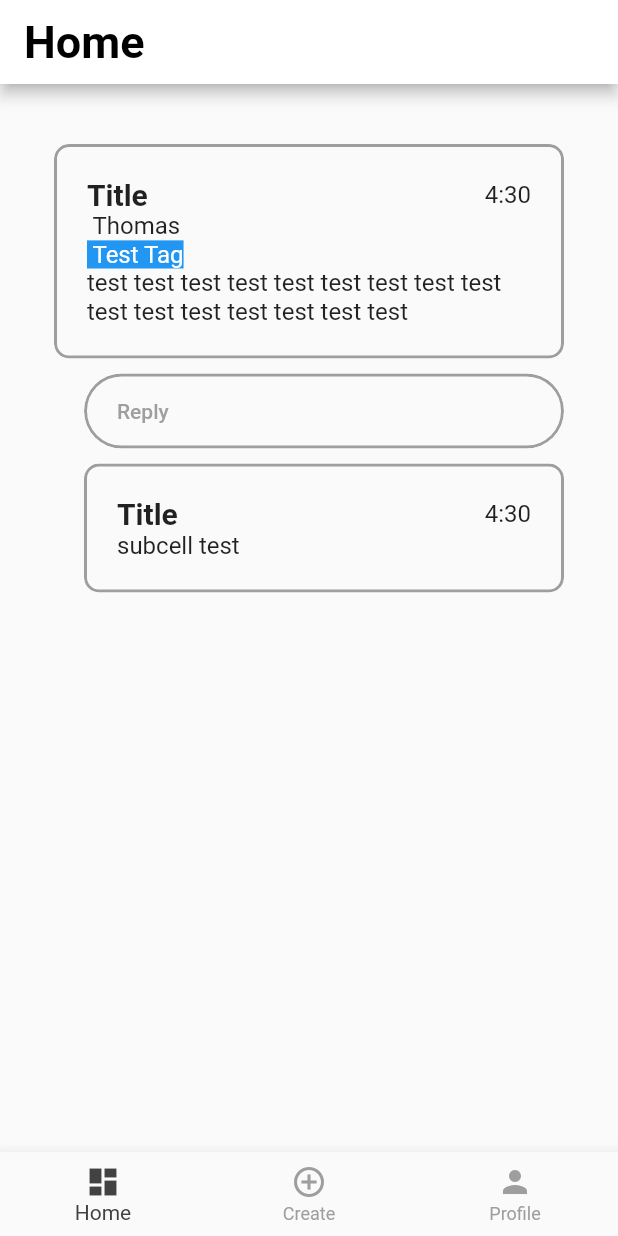
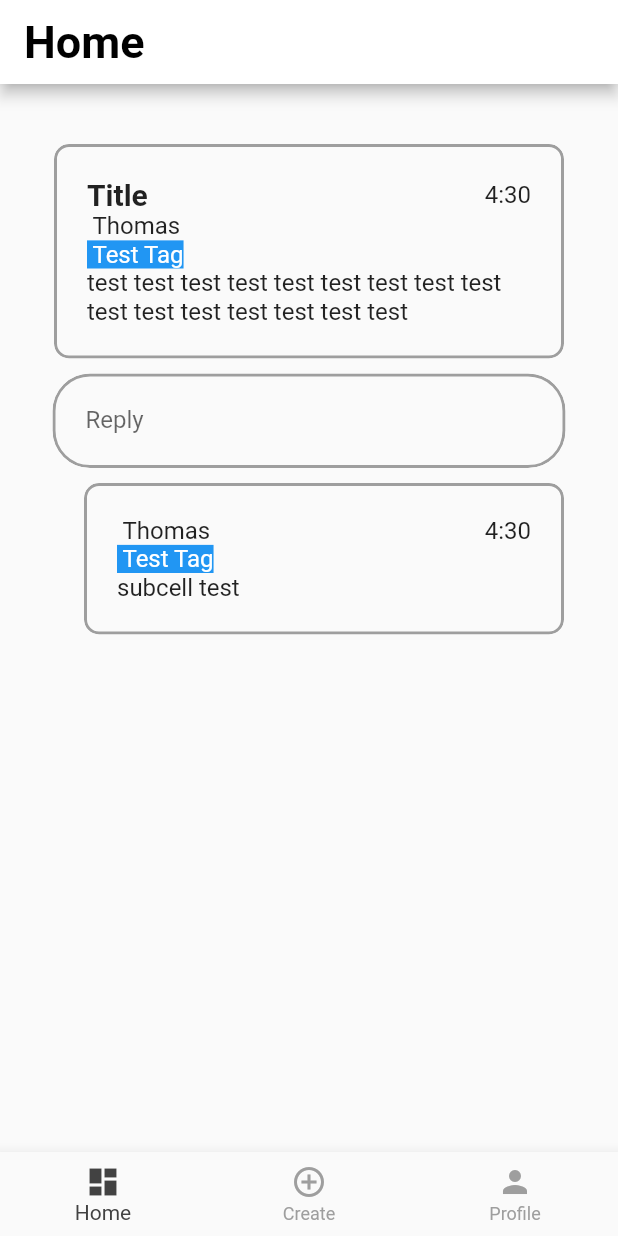
Before and after one commit to ThomasLiang123/window, a Flutter app: the screen it shows after launch, after a tap on "Topic 1", after a tap on "Title", on a phone screen of 412 x 824 dp. Run offline on Flutter 3.47's test engine with Material 2 defaults, Android fonts, the phone set to English and light mode, and no system bars; our stand-ins replace firebase_core; accounts and stored records are empty.

Commit message:
added some ui stuff and also started firebase

```diff
--- /dev/null
+++ b/lib/home_page.dart
@@ -0,0 +1,48 @@
+import 'package:flutter/cupertino.dart';
+import 'package:flutter/cupertino.dart';
+import 'package:flutter/material.dart';
+import 'package:flutter/rendering.dart';
+import 'package:window/post_cell.dart';
+import 'package:window/topic_cell.dart';
+import 'package:window/topic_page.dart';
+import 'package:firebase_core/firebase_core.dart';
+
+class HomePage extends StatefulWidget {
+  @override
+  _HomePageState createState() => _HomePageState();
+}
+
+class _HomePageState extends State<HomePage> {
+  bool onTopicPage = false;
+  String topicIDpressed = "";
+
+  List<String> topicIDs = [];
+
+  _HomePageState () {
+    /*fb.database().ref("topics").once("value").then((snapshot) {
+      snapshot.snapshot.forEach((childSnapshot) {
+        topicIDs.add(childSnapshot.key);
+        print(childSnapshot.key);
+      });
+    });*/
+  }
+
+  @override
+  Widget build(BuildContext context) {
+    return !onTopicPage ? Column (
+      children: [
+        TopicCell(
+            "Topic 1",
+            "0 members",
+                () {
+              setState(() {
+                onTopicPage = true;
+                topicIDpressed = "Topic 1";
+              });
+            }
+        )
+      ]
+    ) : TopicPage(topicIDpressed);
+  }
+
+}
--- a/lib/main.dart
+++ b/lib/main.dart
@@ -1,5 +1,6 @@
 import 'package:flutter/material.dart';
 import 'package:window/create_post_page.dart';
+import 'package:window/home_page.dart';
 import 'package:window/topic_cell.dart';
 import 'package:window/topic_page.dart';
 import 'post_cell.dart';
@@ -26,15 +27,6 @@ class MyApp extends StatelessWidget {
 class MyHomePage extends StatefulWidget {
   MyHomePage({Key key, this.title}) : super(key: key);
 
-  // This widget is the home page of your application. It is stateful, meaning
-  // that it has a State object (defined below) that contains fields that affect
-  // how it looks.
-
-  // This class is the configuration for the state. It holds the values (in this
-  // case the title) provided by the parent (in this case the App widget) and
-  // used by the build method of the State. Fields in a Widget subclass are
-  // always marked "final".
-
   final String title;
 
   @override
@@ -42,8 +34,6 @@ class MyHomePage extends StatefulWidget {
 }
 
 class _MyHomePageState extends State<MyHomePage> {
-  bool onTopicPage = false;
-
   int navIndex = 0;
 
   List<Center> centers;
@@ -54,19 +44,7 @@ class _MyHomePageState extends State<MyHomePage> {
       Center(
         child: Container(
           padding: EdgeInsets.fromLTRB(0, 20, 0, 20),
-          child: !onTopicPage ? Column (
-              children: [
-                TopicCell(
-                    "Topic 1",
-                    "0 members",
-                        () {
-                      setState(() {
-                        onTopicPage = true;
-                      });
-                    }
-                )
-              ]
-          ) : TopicPage("Topic 1")
+          child: HomePage()
         )
       ),
 
--- a/lib/post_cell.dart
+++ b/lib/post_cell.dart
@@ -1,3 +1,5 @@
+import 'dart:math';
+
 import 'package:flutter/cupertino.dart';
 import 'package:flutter/cupertino.dart';
 import 'package:flutter/material.dart';
@@ -13,7 +15,9 @@ class PostCell extends StatefulWidget {
 
   List<PostCell> subcells;
 
-  PostCell(String t, String b, String a, String pt, String tg, Color tc, List<PostCell> sc) {
+  bool isReply;
+
+  PostCell(String t, String b, String a, String pt, String tg, Color tc, List<PostCell> sc, bool isrep) {
     title = t;
     body = b;
     author = a;
@@ -21,10 +25,11 @@ class PostCell extends StatefulWidget {
     tag = tg;
     tagColor = tc;
     subcells = sc;
+    isReply = isrep;
   }
 
   @override
-  _PostCellState createState() => _PostCellState(title, body, author, publishTime, tag, tagColor, subcells);
+  _PostCellState createState() => _PostCellState(title, body, author, publishTime, tag, tagColor, subcells, isReply);
 }
 
 class _PostCellState extends State<PostCell> {
@@ -39,9 +44,11 @@ class _PostCellState extends State<PostCell> {
 
   List<PostCell> subcells;
 
+  bool isReply;
+
   bool expanded = false;
 
-  _PostCellState(String t, String b, String a, String pt, String tg, Color tc, List<PostCell> sc) {
+  _PostCellState(String t, String b, String a, String pt, String tg, Color tc, List<PostCell> sc, bool isrep) {
     title = t;
     body = b;
     author = a;
@@ -49,6 +56,7 @@ class _PostCellState extends State<PostCell> {
     tag = tg;
     tagColor = tc;
     subcells = sc;
+    isReply = isrep;
   }
 
   @override
@@ -82,7 +90,7 @@ class _PostCellState extends State<PostCell> {
                   child: Column(
                     crossAxisAlignment: CrossAxisAlignment.stretch,
                     children: [
-                      Row(
+                      !isReply ? Row(
                         mainAxisAlignment: MainAxisAlignment.spaceBetween,
                         children: [
                           Text(
@@ -103,9 +111,30 @@ class _PostCellState extends State<PostCell> {
                             ),
                           ),
                         ]
+                      ) : Row(
+                          mainAxisAlignment: MainAxisAlignment.spaceBetween,
+                          children: [
+                            Text(
+                              " "+author,
+                              textAlign: TextAlign.left,
+                              style: TextStyle(
+                                  fontWeight: FontWeight.normal,
+                                  fontSize: 16
+                              ),
                             ),
 
-                      expanded ? Text(
+                            Text(
+                              publishTime,
+                              textAlign: TextAlign.right,
+                              style: TextStyle(
+                                  fontWeight: FontWeight.normal,
+                                  fontSize: 16
+                              ),
+                            ),
+                          ]
+                      ),
+
+                      !isReply && expanded ? Text(
                         " "+author,
                         textAlign: TextAlign.left,
                         style: TextStyle(
@@ -114,7 +143,7 @@ class _PostCellState extends State<PostCell> {
                         ),
                       ) : Container(),
 
-                      expanded ? Text(
+                      Text(
                         " "+tag+" ",
                         textAlign: TextAlign.left,
                         style: TextStyle(
@@ -123,7 +152,7 @@ class _PostCellState extends State<PostCell> {
                           fontSize: 16,
                           color: Colors.white
                         ),
-                      ) : Container(),
+                      ),
 
                       Text(
                         body,
@@ -133,7 +162,7 @@ class _PostCellState extends State<PostCell> {
                             fontSize: 16
                         ),
                         overflow: TextOverflow.ellipsis,
-                        maxLines: expanded ? 1000 : 1,
+                        maxLines: isReply || expanded ? 1000 : 1,
                       )
                     ],
                   ),
@@ -143,13 +172,11 @@ class _PostCellState extends State<PostCell> {
           ),
 
           expanded ? Container(
-            padding: EdgeInsets.fromLTRB(20, 10, 0, 0),
-            child: FlatButton (
+            padding: EdgeInsets.fromLTRB(15, 10, 15, 0),
             child: ClipRRect (
               borderRadius: BorderRadius.circular(25),
               child: Container(
-                  width: 1000,
-                  padding: EdgeInsets.fromLTRB(20, 15, 20, 15),
+                padding: EdgeInsets.fromLTRB(20, 0, 20, 0),
                 decoration: BoxDecoration (
                     borderRadius: BorderRadius.circular(25),
                     border: Border.all(
@@ -157,13 +184,14 @@ class _PostCellState extends State<PostCell> {
                         color: Colors.grey
                     )
                 ),
-                  child: Text(
-                    "Reply",
-                    textAlign: TextAlign.left,
-                    style: TextStyle(
-                      color: Colors.grey
+                child: TextField(
+                  keyboardType: TextInputType.multiline,
+                  maxLines: null,
+
+                  decoration: InputDecoration (
+                      border: InputBorder.none,
+                      labelText: "Reply"
                   ),
-                  )
                 )
               )
             )
--- a/lib/reply_cell.dart
+++ /dev/null
@@ -1,28 +0,0 @@
-import 'package:flutter/cupertino.dart';
-import 'package:flutter/cupertino.dart';
-import 'package:flutter/material.dart';
-import 'package:flutter/rendering.dart';
-
-class ReplyCell extends StatefulWidget {
-  String replyToID = "";
-
-  ReplyCell(this.replyToID);
-
-  @override
-  _ReplyCellState createState() => _ReplyCellState(replyToID);
-}
-
-class _ReplyCellState extends State<ReplyCell> {
-  bool expanded = false;
-
-  String replyToID = "";
-
-  _ReplyCellState(this.replyToID);
-
-  @override
-  Widget build(BuildContext context) {
-    return Container(
-
-    );
-  }
-}
--- a/lib/topic_page.dart
+++ b/lib/topic_page.dart
@@ -30,10 +30,10 @@ class _TopicPageState extends State<TopicPage> {
     String tag = "Test Tag";
     Color tagColor = Colors.blue;
 
-    PostCell subcell = new PostCell(title, "subcell test", author, publishTime, tag, tagColor, []);
+    PostCell subcell = new PostCell(title, "subcell test", author, publishTime, tag, tagColor, [], true);
     List<PostCell> subcells = [subcell];
 
-    PostCell cell = new PostCell(title, body, author, publishTime, tag, tagColor, subcells);
+    PostCell cell = new PostCell(title, body, author, publishTime, tag, tagColor, subcells, false);
     posts.add(cell);
   }
 
--- a/pubspec.yaml
+++ b/pubspec.yaml
@@ -23,6 +23,9 @@ environment:
 dependencies:
   flutter:
     sdk: flutter
+
+  firebase_core: ^0.5.0
+  firebase_database: ^4.1.0
 
 
   # The following adds the Cupertino Icons font to your application.
```
Also changed, not shown: pubspec.lock, 7 other files. Lines whose indentation alone changed are shown as unchanged.
